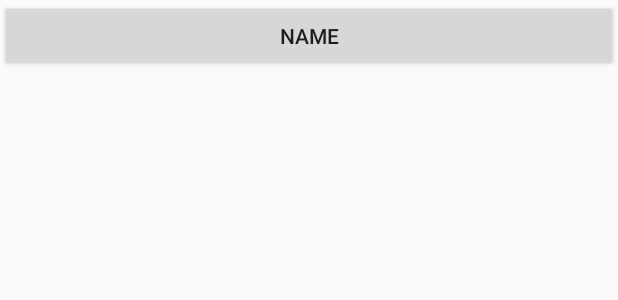
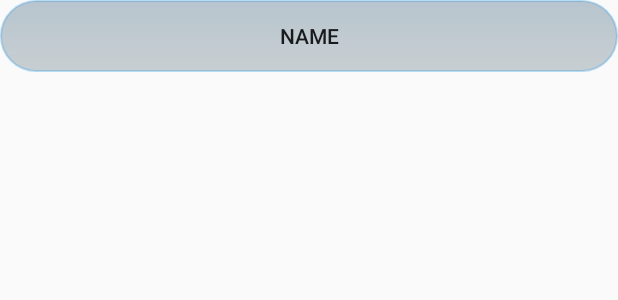
Before and after one commit to Turlough/AndroidTreeView, an Android app: the layout tree_view_item.xml on its own in the app's theme, with its tools: preview values and no code run, on a phone screen of 412 x 824 dp. Shown: the top 300 px of the screen. Run offline under Robolectric (Android 15) with nearby library versions, the phone set to English and light mode, and no system bars.

```diff
--- /dev/null
+++ b/app/src/main/res/drawable/tree_view_item_name_drawable_not_pressed.xml
@@ -0,0 +1,14 @@
+<?xml version="1.0" encoding="UTF-8"?>
+<shape
+    xmlns:android="http://schemas.android.com/apk/res/android"
+    android:shape="rectangle">
+    <stroke
+        android:width="1dp"
+        android:color="#539d" />
+    <corners android:radius="70dip"/>
+    <gradient
+        android:endColor="#3023"
+        android:startColor="#4035"
+        android:angle="270" />
+
+</shape>
--- a/app/src/main/res/layout/tree_view_item.xml
+++ b/app/src/main/res/layout/tree_view_item.xml
@@ -10,6 +10,7 @@
         android:id="@+id/name"
         android:layout_width="match_parent"
         android:layout_height="wrap_content"
+        android:background="@drawable/tree_view_item_name_drawable_not_pressed"
         android:text="NAME"/>
 
     <android.support.v7.widget.RecyclerView
```
Also changed, not shown: app/src/main/java/net/overc/android/treeview/MainActivity.java (+10 -0 lines), app/src/main/java/net/overc/android/treeview/TreeViewAdapter.java (added, +29 -0 lines), app/src/main/java/net/overc/android/treeview/TreeViewPopup.java (added, +54 -0 lines), app/src/main/res/drawable/tree_view_item_name_drawable_pressed.xml (added, +17 -0 lines), app/src/main/res/drawable/tree_view_item_name_drawable_selector.xml (added, +8 -0 lines).
